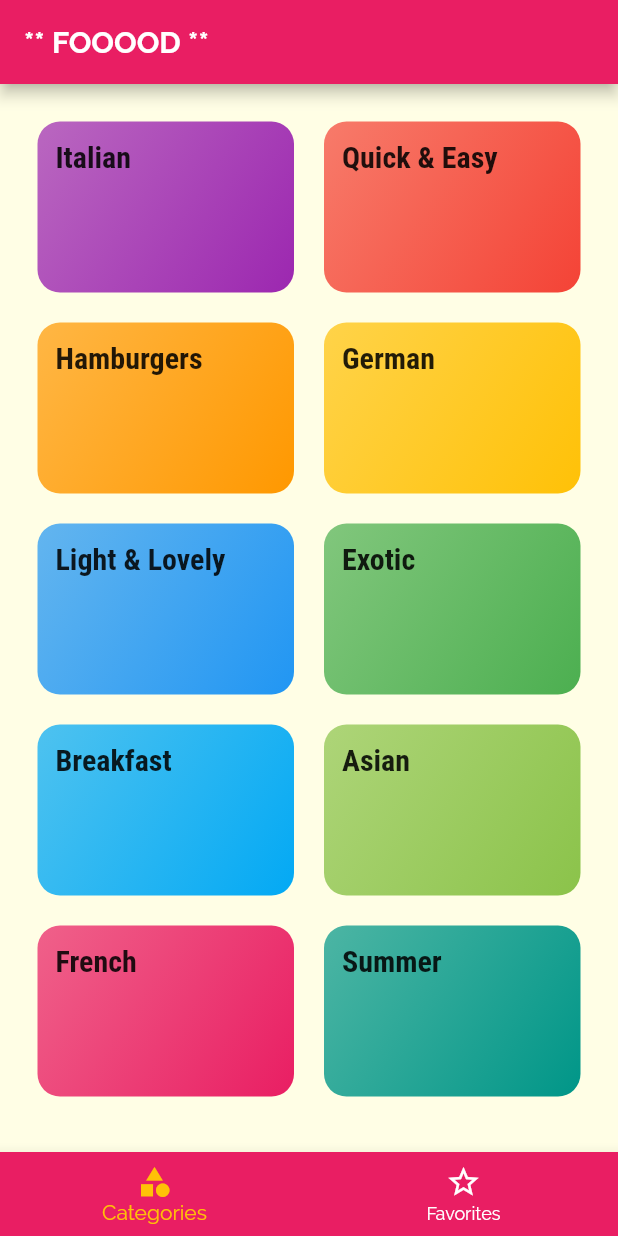
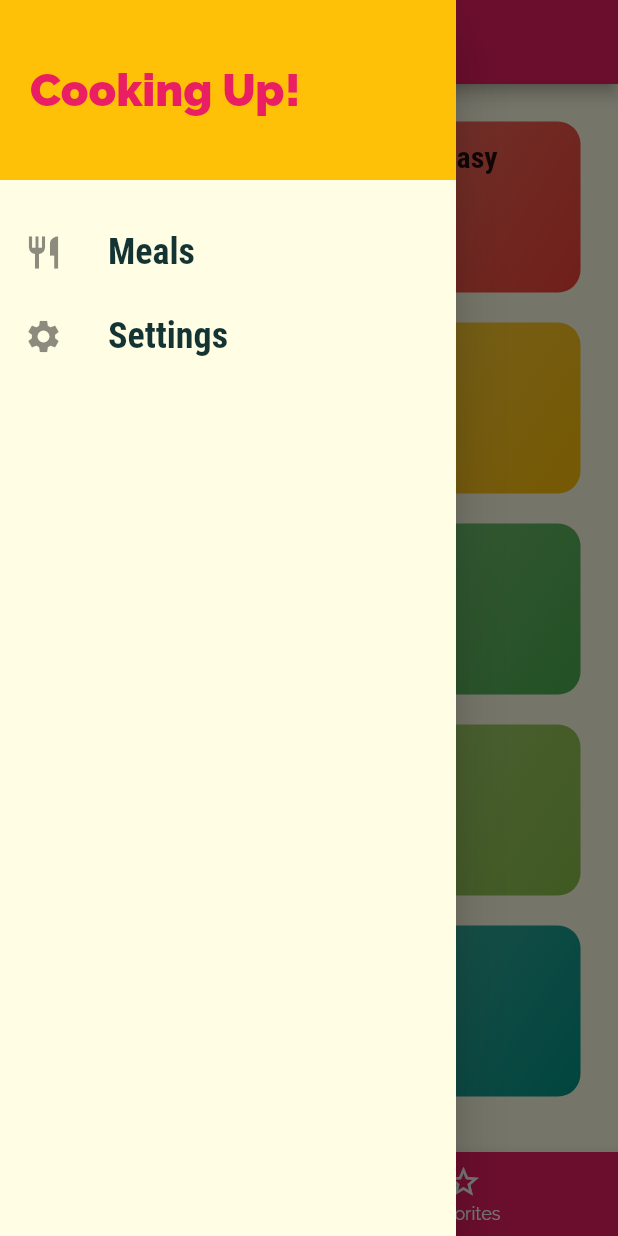
Before and after one commit to kodekittu/Cooking_app, a Flutter app: the screen it shows after launch, with the side drawer open (before the commit the screen has no drawer), on a phone screen of 412 x 824 dp. Run offline on Flutter 3.47's test engine with Material 2 defaults, Android fonts, the phone set to English and light mode, and no system bars.

Commit message:
forth commit

```diff
--- a/lib/main.dart
+++ b/lib/main.dart
@@ -1,13 +1,69 @@
-import 'package:cooking_app/screens/tabs_screen.dart';
 import 'package:flutter/material.dart';
 
+import './dummy-data.dart';
+import './screens/filters_screen.dart';
+import './screens/tabs_screen.dart';
 import './screens/category_meals_screen.dart';
 import './screens/meal_details_screen.dart';
+import './models/meal.dart';
 import 'screens/categories_screen.dart';
 
 void main() => runApp(MyApp());
 
-class MyApp extends StatelessWidget {
+class MyApp extends StatefulWidget {
+  @override
+  _MyAppState createState() => _MyAppState();
+}
+
+class _MyAppState extends State<MyApp> {
+
+  Map<String, bool> _filters = {
+    'gluten': false,
+    'lactose': false,
+    'vegan' : false,
+    'vegetarian':false,
+  };
+  List<Meal> _availableMeals = DUMMY_MEALS;
+  List<Meal> _favoriteMeals = [];
+
+  void _setFilters(Map<String, bool> filterData){
+    setState(() {
+      _filters = filterData;
+
+      _availableMeals = DUMMY_MEALS.where((meal){
+        if(_filters['gluten'] && !meal.isGlutenFree){
+          return false;
+        }if(_filters['lactose'] && !meal.isLactoseFree){
+          return false;
+        }if(_filters['vegeterian'] && !meal.isVegetarian){
+          return false;
+        }if(_filters['vegan'] && !meal.isVegan){
+          return false;
+        }
+        return true;
+      }).toList();
+
+    });
+  }
+
+  void _toggleFavorite(String mealId){
+   final existingIndex = _favoriteMeals.indexWhere((meal)=> meal.id == mealId);
+   if(existingIndex>=0){
+     setState(() {
+       _favoriteMeals.removeAt(existingIndex);
+     });
+   }else{
+     setState(() {
+       _favoriteMeals.add(DUMMY_MEALS.firstWhere((meal)=>meal.id == mealId)
+       );
+     });
+   }
+  }
+
+  bool _isMealFavorite(String id){
+    return _favoriteMeals.any((meal)=> meal.id == id);
+  }
+
   @override
   Widget build(BuildContext context) {
     return MaterialApp(
@@ -26,9 +82,10 @@ class MyApp extends StatelessWidget {
      // home: CategoriesScreen(), or  we can use route method
       initialRoute: '/',      //   ***********// default as '/'
       routes: {
-        '/' : (ctx) => TabsScreen(),
-        CategoryMealsScreen.routeName : (ctx) => CategoryMealsScreen(), //  or // '/category-meal': (ctx) => CategoryMealsScreen(),
-        MealDetailScreen.routeName : (ctx) => MealDetailScreen(),
+        '/' : (ctx) => TabsScreen(_favoriteMeals),
+        CategoryMealsScreen.routeName : (ctx) => CategoryMealsScreen(_availableMeals), //  or // '/category-meal': (ctx) => CategoryMealsScreen(),
+        MealDetailScreen.routeName : (ctx) => MealDetailScreen(_toggleFavorite,_isMealFavorite),
+        FiltersScreen.routeName : (ctx) => FiltersScreen(_filters,_setFilters),
       },
       onUnknownRoute: (setting){
         return MaterialPageRoute(builder: (ctx) => CategoriesScreen());
--- a/lib/screens/tabs_screen.dart
+++ b/lib/screens/tabs_screen.dart
@@ -1,20 +1,32 @@
 import 'package:flutter/material.dart';
 
+import '../models/meal.dart';
+import '../widgets/main_drawer.dart';
 import './categories_screen.dart';
 import './favorites_screen.dart';
 
 class TabsScreen extends StatefulWidget {
+
+  final List<Meal> favoriteMeals;
+
+  TabsScreen(this.favoriteMeals);
+
   @override
   _TabsScreenState createState() => _TabsScreenState();
 }
 
 class _TabsScreenState extends State<TabsScreen> {
 
-  final List<Map<String, Object>> _pages = [
-    {'page': CategoriesScreen(), 'title': '** FOOOOD **'},
-    {'page': FavoritesScreen(), 'title': 'Favorites'},
-  ];
+  List<Map<String, Object>> _pages = [];
   int _selectedPageIndex = 0;
+
+  @override
+  void initState() {
+    _pages = [{'page': CategoriesScreen(), 'title': '** FOOOOD **'},
+    {'page': FavoritesScreen(widget.favoriteMeals), 'title': 'Favorites'},];
+
+    super.initState();
+  }
 
   void _selectPage(int index) {
     setState(() {
@@ -28,6 +40,7 @@ class _TabsScreenState extends State<TabsScreen> {
       appBar: AppBar(
         title: Text(_pages[_selectedPageIndex]['title'],style: TextStyle(fontWeight: FontWeight.bold),),
       ),
+      drawer: MainDrawer(),
       body: _pages[_selectedPageIndex]['page'],
       bottomNavigationBar: BottomNavigationBar(
         currentIndex: _selectedPageIndex,
--- /dev/null
+++ b/lib/widgets/main_drawer.dart
@@ -0,0 +1,36 @@
+import 'package:flutter/material.dart';
+
+import '../screens/filters_screen.dart';
+
+class MainDrawer extends StatelessWidget {
+  @override
+  Widget build(BuildContext context) {
+    return Drawer(
+      child: Column(children: <Widget>[
+        Container(
+          height: 120,
+          width: double.infinity,
+          color: Theme.of(context).accentColor,
+          padding: EdgeInsets.all(20),
+          alignment: Alignment.centerLeft,
+          child: Text('Cooking Up!', style: TextStyle(
+              fontWeight: FontWeight.w800,
+              fontSize: 30,
+              color: Theme.of(context).primaryColor),
+          ),
+        ),
+        SizedBox(height: 20,),
+        ListTile(
+          onTap: () {Navigator.of(context).pushReplacementNamed('/');},
+          leading: Icon(Icons.restaurant,size: 26,),
+          title: Text('Meals',style: TextStyle(fontSize: 24,fontFamily: 'RobotoCondensed',fontWeight: FontWeight.w600),),
+          ),
+        ListTile(
+          onTap: () {Navigator.of(context).pushReplacementNamed(FiltersScreen.routeName);},
+          leading: Icon(Icons.settings,size: 26,),
+          title: Text('Settings',style: TextStyle(fontSize: 24,fontFamily: 'RobotoCondensed',fontWeight: FontWeight.w600),),
+        ),
+      ],),
+    );
+  }
+}
--- a/lib/widgets/meal_item.dart
+++ b/lib/widgets/meal_item.dart
@@ -56,7 +56,11 @@ class MealItem extends StatelessWidget {
     Navigator.of(context).pushNamed(
         MealDetailScreen.routeName,
         arguments: id,
-    );
+    ).then((result){
+      if(result != null){
+    //    removeItem(result);
+      }
+    });
   }
 
   @override
```
Also changed, not shown: lib/screens/category_meals_screen.dart (+44 -20 lines), lib/screens/favorites_screen.dart (+23 -1 lines), lib/screens/filters_screen.dart (added, +93 -0 lines), lib/screens/meal_details_screen.dart (+9 -0 lines).
